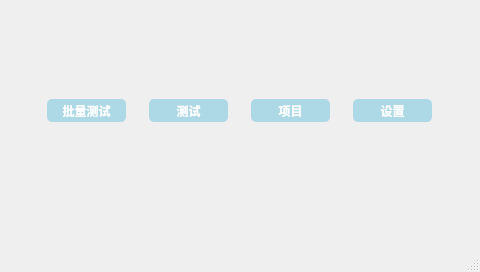
Before: the Qt Designer form main.ui in nylttpgg09/FluoTest, drawn with Qt 5.
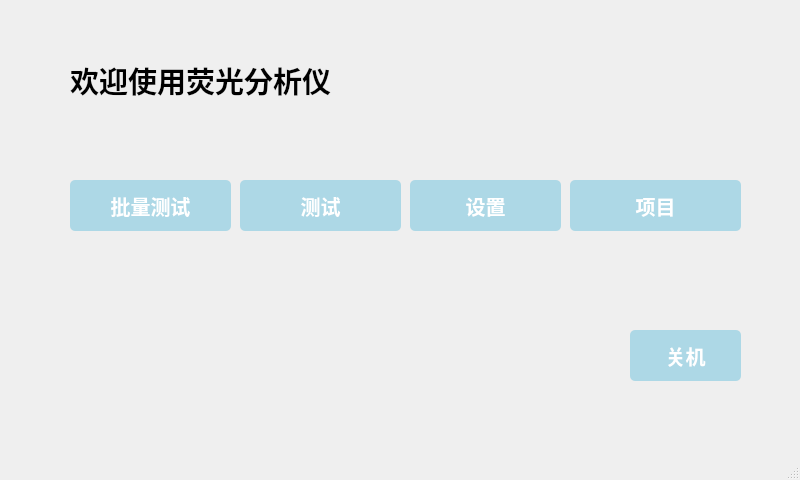
After: the same form once the commit is applied.

The edit to the form file:
```diff
--- a/main.ui
+++ b/main.ui
@@ -6,163 +6,203 @@
    <rect>
     <x>0</x>
     <y>0</y>
-    <width>480</width>
-    <height>272</height>
+    <width>800</width>
+    <height>480</height>
    </rect>
   </property>
   <property name="windowTitle">
    <string>MainWindow</string>
   </property>
   <widget class="QWidget" name="centralwidget">
-   <widget class="QWidget" name="horizontalLayoutWidget">
-    <property name="geometry">
-     <rect>
-      <x>30</x>
-      <y>60</y>
-      <width>421</width>
-      <height>101</height>
-     </rect>
-    </property>
-    <layout class="QHBoxLayout" name="horizontalLayout">
-     <item>
-      <widget class="QPushButton" name="view_detection_button">
-       <property name="styleSheet">
-        <string notr="true">QPushButton {
-    background-color: lightblue;
-    color: white;
-    font-family: Arial;
-    font-size: 12px; /* 调整字体大小 */
-    font-weight: bold;
-    border: none; /* 取消边框 */
-    border-radius: 5px;
-    padding: 5px;
-    min-width: 69px; /* 设置最小宽度 */
-    max-width: 69px; /* 设置最大宽度 */
-    min-height: 13px; /* 设置最小高度 */
-    max-height: 13px; /* 设置最大高度 */
-}
-
-QPushButton:hover {
-    background-color: lightgreen;
-}
-
-QPushButton:pressed {
-    background-color: darkgreen;
-} </string>
-       </property>
-       <property name="text">
-        <string>批量测试</string>
-       </property>
-      </widget>
-     </item>
-     <item>
-      <widget class="QPushButton" name="testButton">
-       <property name="styleSheet">
-        <string notr="true">QPushButton {
-    background-color: lightblue;
-    color: white;
-    font-family: Arial;
-    font-size: 12px; /* 调整字体大小 */
-    font-weight: bold;
-    border: none; /* 取消边框 */
-    border-radius: 5px;
-    padding: 5px;
-    min-width: 69px; /* 设置最小宽度 */
-    max-width: 69px; /* 设置最大宽度 */
-    min-height: 13px; /* 设置最小高度 */
-    max-height: 13px; /* 设置最大高度 */
-}
-
-QPushButton:hover {
-    background-color: lightgreen;
-}
-
-QPushButton:pressed {
-    background-color: darkgreen;
-} </string>
-       </property>
-       <property name="text">
-        <string>测试</string>
-       </property>
-      </widget>
-     </item>
-     <item>
-      <widget class="QPushButton" name="data_Button">
-       <property name="styleSheet">
-        <string notr="true">QPushButton {
-    background-color: lightblue;
-    color: white;
-    font-family: Arial;
-    font-size: 12px; /* 调整字体大小 */
-    font-weight: bold;
-    border: none; /* 取消边框 */
-    border-radius: 5px;
-    padding: 5px;
-    min-width: 69px; /* 设置最小宽度 */
-    max-width: 69px; /* 设置最大宽度 */
-    min-height: 13px; /* 设置最小高度 */
-    max-height: 13px; /* 设置最大高度 */
-}
-
-QPushButton:hover {
-    background-color: lightgreen;
-}
-
-QPushButton:pressed {
-    background-color: darkgreen;
-} </string>
-       </property>
-       <property name="text">
-        <string>项目</string>
-       </property>
-      </widget>
-     </item>
-     <item>
-      <widget class="QPushButton" name="settingButton">
-       <property name="styleSheet">
-        <string notr="true">QPushButton {
-    background-color: lightblue;
-    color: white;
-    font-family: Arial;
-    font-size: 12px; /* 调整字体大小 */
-    font-weight: bold;
-    border: none; /* 取消边框 */
-    border-radius: 5px;
-    padding: 5px;
-    min-width: 69px; /* 设置最小宽度 */
-    max-width: 69px; /* 设置最大宽度 */
-    min-height: 13px; /* 设置最小高度 */
-    max-height: 13px; /* 设置最大高度 */
-}
-
-QPushButton:hover {
-    background-color: lightgreen;
-}
-
-QPushButton:pressed {
-    background-color: darkgreen;
-} </string>
-       </property>
-       <property name="text">
-        <string>设置</string>
-       </property>
-      </widget>
-     </item>
-    </layout>
-   </widget>
    <widget class="QPushButton" name="pushButton_6">
     <property name="geometry">
      <rect>
-      <x>550</x>
-      <y>380</y>
-      <width>75</width>
-      <height>23</height>
+      <x>630</x>
+      <y>330</y>
+      <width>111</width>
+      <height>51</height>
      </rect>
     </property>
+    <property name="styleSheet">
+     <string notr="true">QPushButton {
+    background-color: lightblue;
+    color: white;
+    font-family: Arial;
+    font-size: 20px; /* 调整字体大小 */
+    font-weight: bold;
+    border: none; /* 取消边框 */
+    border-radius: 5px;
+    padding: 5px;
+}
+
+QPushButton:hover {
+    background-color: lightgreen;
+}
+
+QPushButton:pressed {
+    background-color: darkgreen;
+} </string>
+    </property>
     <property name="text">
      <string>关机</string>
     </property>
    </widget>
+   <widget class="QLabel" name="label_2">
+    <property name="geometry">
+     <rect>
+      <x>70</x>
+      <y>50</y>
+      <width>451</width>
+      <height>61</height>
+     </rect>
+    </property>
+    <property name="font">
+     <font>
+      <family>Agency FB</family>
+      <pointsize>22</pointsize>
+      <weight>75</weight>
+      <bold>true</bold>
+     </font>
+    </property>
+    <property name="text">
+     <string>欢迎使用荧光分析仪</string>
+    </property>
+   </widget>
+   <widget class="QPushButton" name="settingButton">
+    <property name="geometry">
+     <rect>
+      <x>410</x>
+      <y>180</y>
+      <width>151</width>
+      <height>51</height>
+     </rect>
+    </property>
+    <property name="styleSheet">
+     <string notr="true">QPushButton {
+    background-color: lightblue;
+    color: white;
+    font-family: Arial;
+    font-size: 20px; /* 调整字体大小 */
+    font-weight: bold;
+    border: none; /* 取消边框 */
+    border-radius: 5px;
+    padding: 5px;
+
+}
+
+QPushButton:hover {
+    background-color: lightgreen;
+}
+
+QPushButton:pressed {
+    background-color: darkgreen;
+} </string>
+    </property>
+    <property name="text">
+     <string>设置</string>
+    </property>
+   </widget>
+   <widget class="QPushButton" name="data_Button">
+    <property name="geometry">
+     <rect>
+      <x>570</x>
+      <y>180</y>
+      <width>171</width>
+      <height>51</height>
+     </rect>
+    </property>
+    <property name="styleSheet">
+     <string notr="true">QPushButton {
+    background-color: lightblue;
+    color: white;
+    font-family: Arial;
+    font-size: 20px; /* 调整字体大小 */
+    font-weight: bold;
+    border: none; /* 取消边框 */
+    border-radius: 5px;
+    padding: 5px;
+
+}
+
+QPushButton:hover {
+    background-color: lightgreen;
+}
+
+QPushButton:pressed {
+    background-color: darkgreen;
+} </string>
+    </property>
+    <property name="text">
+     <string>项目</string>
+    </property>
+   </widget>
+   <widget class="QPushButton" name="testButton">
+    <property name="geometry">
+     <rect>
+      <x>240</x>
+      <y>180</y>
+      <width>161</width>
+      <height>51</height>
+     </rect>
+    </property>
+    <property name="styleSheet">
+     <string notr="true">QPushButton {
+    background-color: lightblue;
+    color: white;
+    font-family: Arial;
+    font-size: 20px; /* 调整字体大小 */
+    font-weight: bold;
+    border: none; /* 取消边框 */
+    border-radius: 5px;
+    padding: 5px;
+}
+
+QPushButton:hover {
+    background-color: lightgreen;
+}
+
+QPushButton:pressed {
+    background-color: darkgreen;
+} </string>
+    </property>
+    <property name="text">
+     <string>测试</string>
+    </property>
+   </widget>
+   <widget class="QPushButton" name="view_detection_button">
+    <property name="geometry">
+     <rect>
+      <x>70</x>
+      <y>180</y>
+      <width>161</width>
+      <height>51</height>
+     </rect>
+    </property>
+    <property name="styleSheet">
+     <string notr="true">QPushButton {
+    background-color: lightblue;
+    color: white;
+    font-family: Arial;
+    font-size: 20px; /* 调整字体大小 */
+    font-weight: bold;
+    border: none; /* 取消边框 */
+    border-radius: 5px;
+    padding: 5px;
+
+}
+
+QPushButton:hover {
+    background-color: lightgreen;
+}
+
+QPushButton:pressed {
+    background-color: darkgreen;
+} </string>
+    </property>
+    <property name="text">
+     <string>批量测试</string>
+    </property>
+   </widget>
   </widget>
   <widget class="QMenuBar" name="menubar">
    <property name="geometry">
```
Left out of the diff: 4 changed lines with no effect on the pictures.
